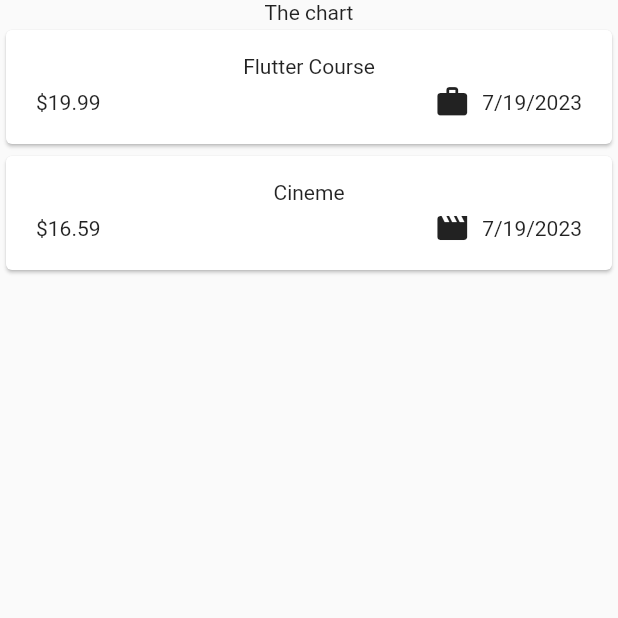
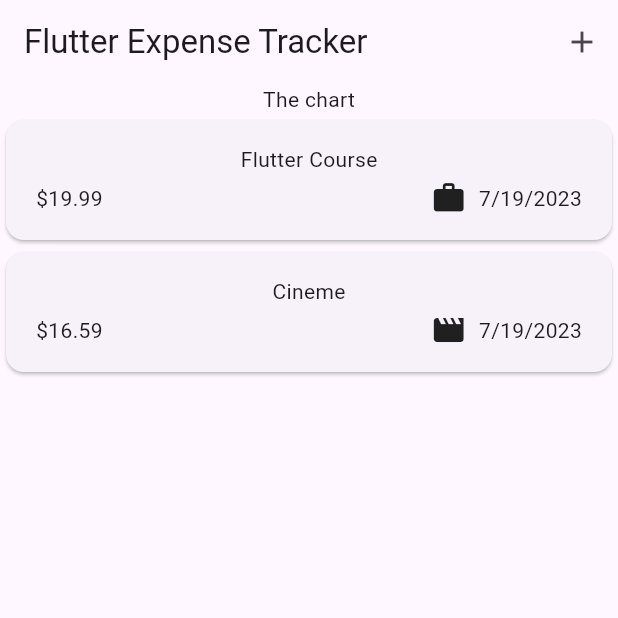
Before and after one commit to DarkoPG27/expense_tracker, a Flutter app: the screen it shows after launch, on a phone screen of 412 x 824 dp, the top half of it. Run offline on Flutter 3.47's test engine with Material 2 defaults, Android fonts, the phone set to English and light mode, and no system bars.

Commit message:
setting an AppBar with a title and actions

```diff
--- a/lib/main.dart
+++ b/lib/main.dart
@@ -4,7 +4,8 @@ import 'package:expense_tracker/widgets/expenses.dart';
 
 void main() {
   runApp(
-    const MaterialApp(
+    MaterialApp(
+      theme: ThemeData(useMaterial3: true),
       home: Expenses(),
     ),
   );
--- a/lib/widgets/expenses.dart
+++ b/lib/widgets/expenses.dart
@@ -30,6 +30,15 @@ class _ExpensesState extends State<Expenses> {
   @override
   Widget build(BuildContext context) {
     return Scaffold(
+      appBar: AppBar(
+        title: const Text('Flutter Expense Tracker'),
+        actions: [
+          IconButton(
+            onPressed: () {},
+            icon: Icon(Icons.add),
+          )
+        ],
+      ),
       body: Column(
         children: [
           const Text('The chart'),
```
